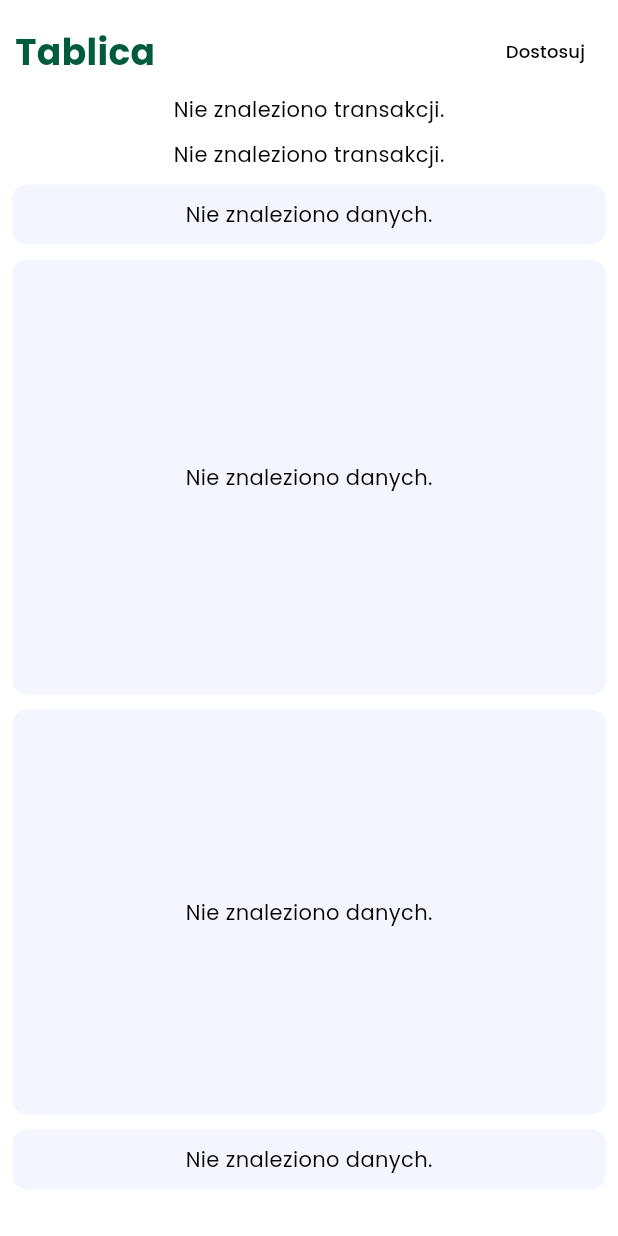
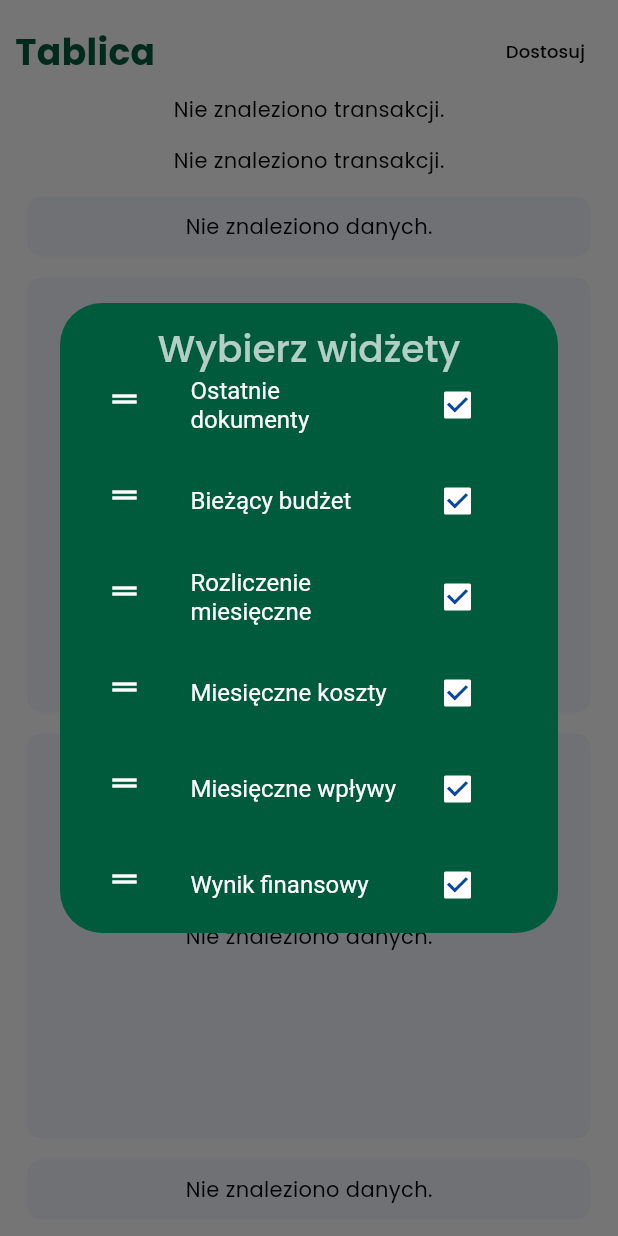
Before and after one commit to Ssilith/money_tracker, a Flutter app: the SummaryScreen widget shown alone on an empty page, opened directly, after a tap on "Dostosuj", on a phone screen of 412 x 824 dp. Run offline on Flutter 3.47's test engine with Material 2 defaults, Android fonts, the phone set to English and light mode, and no system bars; our stand-ins replace animated_toggle_switch, carousel_slider, expandable, fl_chart, flutter_custom_clippers, flutter_native_splash and 14 more; missing offline and left inert: flex_color_picker; accounts and stored records are empty; network calls fail; statements that could not run were skipped.

Commit message:
dashboard adjustment

```diff
--- a/lib/main_screens/summary_screen.dart
+++ b/lib/main_screens/summary_screen.dart
@@ -1,13 +1,8 @@
 import 'package:flutter/material.dart';
-import 'package:money_tracker/main_summary/balance_box.dart';
-import 'package:money_tracker/main_summary/cost_gauge.dart';
-import 'package:money_tracker/main_summary/financial_result_line_chart.dart';
-import 'package:money_tracker/main_summary/income_radial_bar.dart';
-import 'package:money_tracker/main_summary/monthly_summary.dart';
+import 'package:flutter_staggered_grid_view/flutter_staggered_grid_view.dart';
 import 'package:money_tracker/main_summary/tiles_title.dart';
 import 'package:money_tracker/resources/user_service.dart';
 import 'package:money_tracker/widgets/indicator.dart';
-import '../last_documents.dart';
 
 class SummaryScreen extends StatefulWidget {
   const SummaryScreen({super.key});
@@ -39,31 +34,23 @@ class _SummaryScreenState extends State<SummaryScreen> {
     }
     return ListView(
       padding: EdgeInsets.zero,
-      children: const [
-        TilesTitle(),
-        Padding(
-          padding: EdgeInsets.symmetric(vertical: 5.0),
-          child: LastDocuments(),
+      children: [
+        TilesTitle(
+          updateScreen: () {
+            setState(() {});
+          },
         ),
         Padding(
-          padding: EdgeInsets.symmetric(vertical: 5.0, horizontal: 8),
-          child: BalanceBox(),
-        ),
-        Padding(
-          padding: EdgeInsets.symmetric(vertical: 5.0, horizontal: 8),
-          child: MonthlySummary(),
-        ),
-        Padding(
-          padding: EdgeInsets.symmetric(vertical: 5.0, horizontal: 8),
-          child: CostGauge(),
-        ),
-        Padding(
-          padding: EdgeInsets.symmetric(vertical: 5.0, horizontal: 8),
-          child: IncomeRadailBar(),
-        ),
-        Padding(
-          padding: EdgeInsets.symmetric(vertical: 5.0, horizontal: 8),
-          child: FinancialResultLineChart(),
+          padding: const EdgeInsets.fromLTRB(10, 0, 10, 15),
+          child: StaggeredGrid.count(
+            crossAxisCount: 1,
+            mainAxisSpacing: 4,
+            crossAxisSpacing: 4,
+            children: widgetItems
+                .where((e) => e.isSelected)
+                .map((e) => e.widget)
+                .toList(),
+          ),
         ),
       ],
     );
--- a/lib/main_summary/tiles_title.dart
+++ b/lib/main_summary/tiles_title.dart
@@ -1,7 +1,14 @@
 import 'package:flutter/material.dart';
+import 'package:money_tracker/last_documents.dart';
+import 'package:money_tracker/main_summary/balance_box.dart';
+import 'package:money_tracker/main_summary/cost_gauge.dart';
+import 'package:money_tracker/main_summary/financial_result_line_chart.dart';
+import 'package:money_tracker/main_summary/income_radial_bar.dart';
+import 'package:money_tracker/main_summary/monthly_summary.dart';
 
 class TilesTitle extends StatefulWidget {
-  const TilesTitle({super.key});
+  final Function updateScreen;
+  const TilesTitle({super.key, required this.updateScreen});
 
   @override
   State<TilesTitle> createState() => _TilesTitleState();
@@ -21,7 +28,7 @@ class _TilesTitleState extends State<TilesTitle> {
                   fontWeight: FontWeight.bold,
                   color: Theme.of(context).colorScheme.secondary)),
           TextButton(
-              onPressed: () {},
+              onPressed: () => showSelectioDialog(context),
               child: const Text(
                 "Dostosuj",
                 style: TextStyle(color: Colors.black, fontSize: 12),
@@ -30,4 +37,123 @@ class _TilesTitleState extends State<TilesTitle> {
       ),
     );
   }
+
+  showSelectioDialog(BuildContext context) {
+    showDialog(
+      context: context,
+      builder: (context) => AlertDialog(
+        contentPadding: const EdgeInsets.symmetric(horizontal: 15),
+        elevation: 0,
+        backgroundColor: Theme.of(context).colorScheme.secondary,
+        title: const Text(
+          "Wybierz widżety",
+          textAlign: TextAlign.center,
+          style: TextStyle(
+              fontSize: 25,
+              fontWeight: FontWeight.w500,
+              height: 0.5,
+              color: Colors.white70),
+        ),
+        content: StatefulBuilder(
+          builder: (BuildContext context, StateSetter modalSetState) {
+            return SizedBox(
+                width: double.maxFinite,
+                child: Theme(
+                    data: ThemeData(
+                      unselectedWidgetColor: Colors.white70,
+                      canvasColor: Colors.transparent,
+                    ),
+                    child: ReorderableListView.builder(
+                        shrinkWrap: true,
+                        itemCount: widgetItems.length,
+                        itemBuilder: (BuildContext context, int index) {
+                          return ListTile(
+                              minLeadingWidth: 5,
+                              key: ValueKey(widgetItems[index].title),
+                              title: CheckboxListTile(
+                                activeColor: Colors.white,
+                                checkColor: Colors.blue[900],
+                                value: widgetItems[index].isSelected,
+                                title: Text(widgetItems[index].title,
+                                    style:
+                                        const TextStyle(color: Colors.white)),
+                                onChanged: (bool? value) {
+                                  modalSetState(() {
+                                    widgetItems[index].isSelected = value!;
+                                  });
+                                  widget.updateScreen();
+                                },
+                              ),
+                              leading: ReorderableDragStartListener(
+                                key: ValueKey(widgetItems[index]),
+                                index: index,
+                                child: const Icon(Icons.drag_handle,
+                                    color: Colors.white),
+                              ));
+                        },
+                        onReorder: (oldIndex, newIndex) {
+                          setState(() {
+                            if (newIndex > oldIndex) {
+                              newIndex -= 1;
+                            }
+                            final item = widgetItems.removeAt(oldIndex);
+                            widgetItems.insert(newIndex, item);
+                          });
+                          widget.updateScreen();
+                        })));
+          },
+        ),
+      ),
+    );
+  }
 }
+
+class WidgetItem {
+  final String title;
+  final Widget widget;
+  bool isSelected;
+
+  WidgetItem(
+      {required this.title, required this.widget, this.isSelected = true});
+}
+
+List<WidgetItem> widgetItems = [
+  WidgetItem(
+    title: "Ostatnie dokumenty",
+    widget: const Padding(
+      padding: EdgeInsets.symmetric(vertical: 5.0),
+      child: LastDocuments(),
+    ),
+  ),
+  WidgetItem(
+      title: "Bieżący budżet",
+      widget: const Padding(
+        padding: EdgeInsets.symmetric(vertical: 5.0, horizontal: 8),
+        child: BalanceBox(),
+      )),
+  WidgetItem(
+      title: "Rozliczenie miesięczne",
+      widget: const Padding(
+        padding: EdgeInsets.symmetric(vertical: 5.0, horizontal: 8),
+        child: MonthlySummary(),
+      )),
+  WidgetItem(
+      title: "Miesięczne koszty",
+      widget: const Padding(
+        padding: EdgeInsets.symmetric(vertical: 5.0, horizontal: 8),
+        child: CostGauge(),
+      )),
+  WidgetItem(
+      title: "Miesięczne wpływy",
+      widget: const Padding(
+        padding: EdgeInsets.symmetric(vertical: 5.0, horizontal: 8),
+        child: IncomeRadailBar(),
+      )),
+  WidgetItem(
+    title: "Wynik finansowy",
+    widget: const Padding(
+      padding: EdgeInsets.symmetric(vertical: 5.0, horizontal: 8),
+      child: FinancialResultLineChart(),
+    ),
+  ),
+];
--- a/pubspec.yaml
+++ b/pubspec.yaml
@@ -65,6 +65,7 @@ dependencies:
   percent_indicator: ^4.2.3
   table_calendar: ^3.0.9
   introduction_screen: ^3.1.11
+  flutter_staggered_grid_view: ^0.7.0
 
   flutter_localizations:
     sdk: flutter
```
Also changed, not shown: pubspec.lock.
